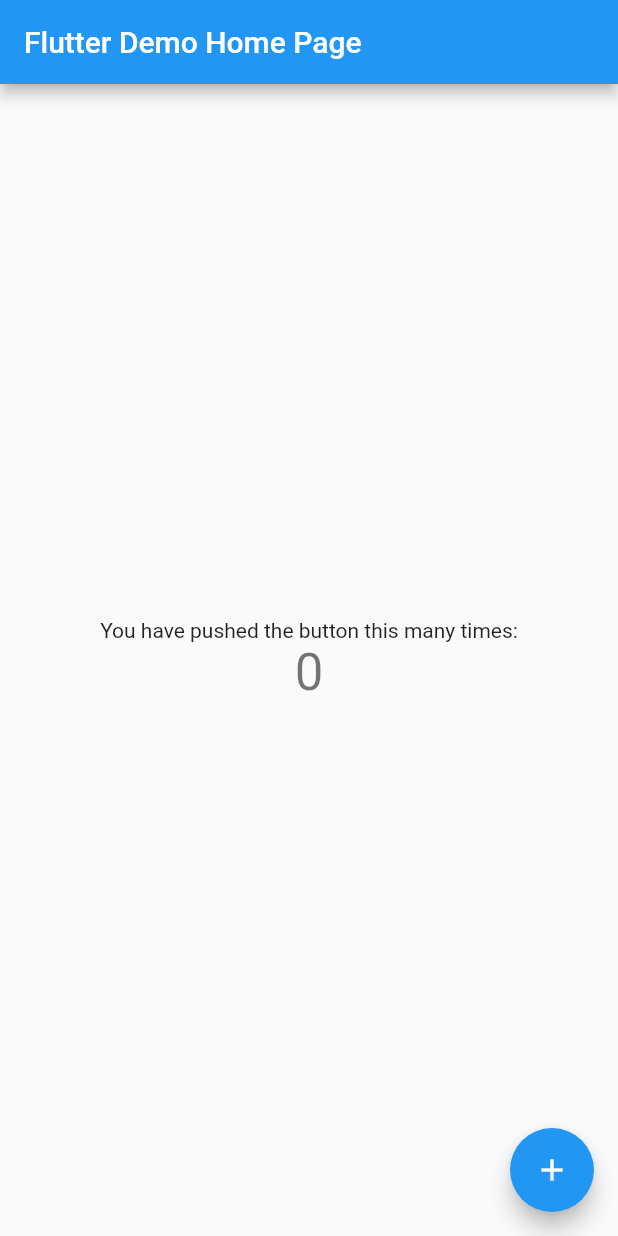
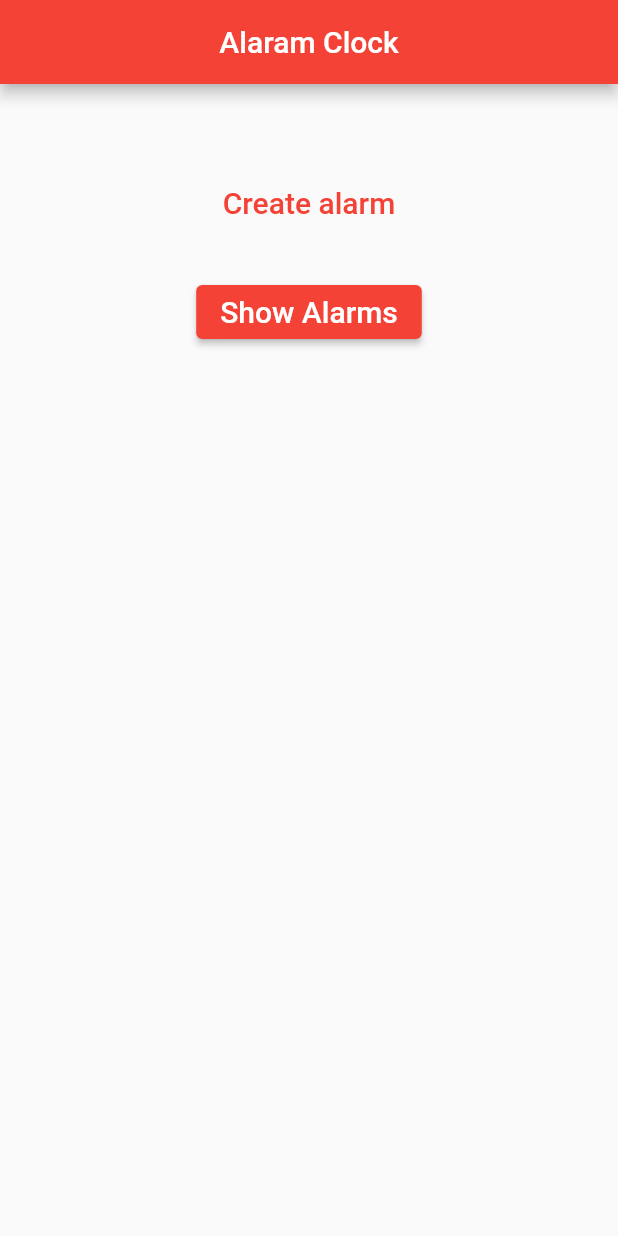
Before and after one commit to janeprakeerth/alaram_clock, a Flutter app: the screen it shows after launch, on a phone screen of 412 x 824 dp. Run offline on Flutter 3.47's test engine with Material 2 defaults, Android fonts, the phone set to English and light mode, and no system bars; missing offline and left inert: flutter_alarm_clock.

Commit message:
Initial Commit

```diff
--- a/lib/main.dart
+++ b/lib/main.dart
@@ -1,115 +1,84 @@
+import 'package:flutter/cupertino.dart';
 import 'package:flutter/material.dart';
+import 'package:flutter_alarm_clock/flutter_alarm_clock.dart';
 
 void main() {
-  runApp(const MyApp());
+  runApp(MyApp());
 }
 
 class MyApp extends StatelessWidget {
-  const MyApp({super.key});
-
-  // This widget is the root of your application.
   @override
   Widget build(BuildContext context) {
     return MaterialApp(
-      title: 'Flutter Demo',
+      debugShowCheckedModeBanner: false,
+      title: 'Flutter Alarm Clock',
       theme: ThemeData(
-        // This is the theme of your application.
-        //
-        // Try running your application with "flutter run". You'll see the
-        // application has a blue toolbar. Then, without quitting the app, try
-        // changing the primarySwatch below to Colors.green and then invoke
-        // "hot reload" (press "r" in the console where you ran "flutter run",
-        // or simply save your changes to "hot reload" in a Flutter IDE).
-        // Notice that the counter didn't reset back to zero; the application
-        // is not restarted.
-        primarySwatch: Colors.blue,
+        primarySwatch: Colors.red,
       ),
-      home: const MyHomePage(title: 'Flutter Demo Home Page'),
+      home: MyHomePage(),
     );
   }
 }
 
 class MyHomePage extends StatefulWidget {
-  const MyHomePage({super.key, required this.title});
-
-  // This widget is the home page of your application. It is stateful, meaning
-  // that it has a State object (defined below) that contains fields that affect
-  // how it looks.
-
-  // This class is the configuration for the state. It holds the values (in this
-  // case the title) provided by the parent (in this case the App widget) and
-  // used by the build method of the State. Fields in a Widget subclass are
-  // always marked "final".
-
-  final String title;
-
   @override
   State<MyHomePage> createState() => _MyHomePageState();
 }
 
 class _MyHomePageState extends State<MyHomePage> {
-  int _counter = 0;
-
-  void _incrementCounter() {
-    setState(() {
-      // This call to setState tells the Flutter framework that something has
-      // changed in this State, which causes it to rerun the build method below
-      // so that the display can reflect the updated values. If we changed
-      // _counter without calling setState(), then the build method would not be
-      // called again, and so nothing would appear to happen.
-      _counter++;
-    });
-  }
-
+  TextEditingController hourController = TextEditingController();
+  TextEditingController minuteController = TextEditingController();
+  var count = 0;
   @override
   Widget build(BuildContext context) {
-    // This method is rerun every time setState is called, for instance as done
-    // by the _incrementCounter method above.
-    //
-    // The Flutter framework has been optimized to make rerunning build methods
-    // fast, so that you can just rebuild anything that needs updating rather
-    // than having to individually change instances of widgets.
     return Scaffold(
       appBar: AppBar(
-        // Here we take the value from the MyHomePage object that was created by
-        // the App.build method, and use it to set our appbar title.
-        title: Text(widget.title),
+        title: const Text('Alaram Clock'),
+        centerTitle: true,
       ),
       body: Center(
-        // Center is a layout widget. It takes a single child and positions it
-        // in the middle of the parent.
-        child: Column(
-          // Column is also a layout widget. It takes a list of children and
-          // arranges them vertically. By default, it sizes itself to fit its
-          // children horizontally, and tries to be as tall as its parent.
-          //
-          // Invoke "debug painting" (press "p" in the console, choose the
-          // "Toggle Debug Paint" action from the Flutter Inspector in Android
-          // Studio, or the "Toggle Debug Paint" command in Visual Studio Code)
-          // to see the wireframe for each widget.
-          //
-          // Column has various properties to control how it sizes itself and
-          // how it positions its children. Here we use mainAxisAlignment to
-          // center the children vertically; the main axis here is the vertical
-          // axis because Columns are vertical (the cross axis would be
-          // horizontal).
-          mainAxisAlignment: MainAxisAlignment.center,
-          children: <Widget>[
-            const Text(
-              'You have pushed the button this many times:',
+          child: Column(children: <Widget>[
+        SizedBox(height: 30),
+        Container(
+          margin: const EdgeInsets.all(25),
+          child: TextButton(
+            child: const Text(
+              'Create alarm',
+              style: TextStyle(fontSize: 20.0),
             ),
-            Text(
-              '$_counter',
-              style: Theme.of(context).textTheme.headline4,
-            ),
-          ],
+            onPressed: () {
+              var time = DateTime.now();
+              count++;
+              print("count is ${count}");
+              int hour = time.hour;
+              int minutes = time.minute;
+              int addMinutes = 5 * count;
+              int addHour = 0;
+              if (minutes + addMinutes > 59) {
+                int x = 60 - minutes;
+                addMinutes = addMinutes - x;
+                double b = addMinutes / 60;
+                addHour = b.toInt() + 1;
+                print("Hour is ${addHour}");
+                hour = hour + addHour;
+                minutes = addMinutes % 60;
+              } else {
+                minutes = minutes + addMinutes;
+              }
+              FlutterAlarmClock.createAlarm(hour, minutes);
+            },
+          ),
         ),
-      ),
-      floatingActionButton: FloatingActionButton(
-        onPressed: _incrementCounter,
-        tooltip: 'Increment',
-        child: const Icon(Icons.add),
-      ), // This trailing comma makes auto-formatting nicer for build methods.
+        ElevatedButton(
+          onPressed: () {
+            FlutterAlarmClock.showAlarms();
+          },
+          child: const Text(
+            'Show Alarms',
+            style: TextStyle(fontSize: 20.0),
+          ),
+        ),
+      ])),
     );
   }
 }
--- a/pubspec.yaml
+++ b/pubspec.yaml
@@ -36,6 +36,8 @@ dependencies:
   # The following adds the Cupertino Icons font to your application.
   # Use with the CupertinoIcons class for iOS style icons.
   cupertino_icons: ^1.0.2
+  flutter_alarm_clock: ^0.0.2
+  intl: ^0.17.0
 
 dev_dependencies:
   flutter_test:
```
Also changed, not shown: pubspec.lock, 1 other file.
